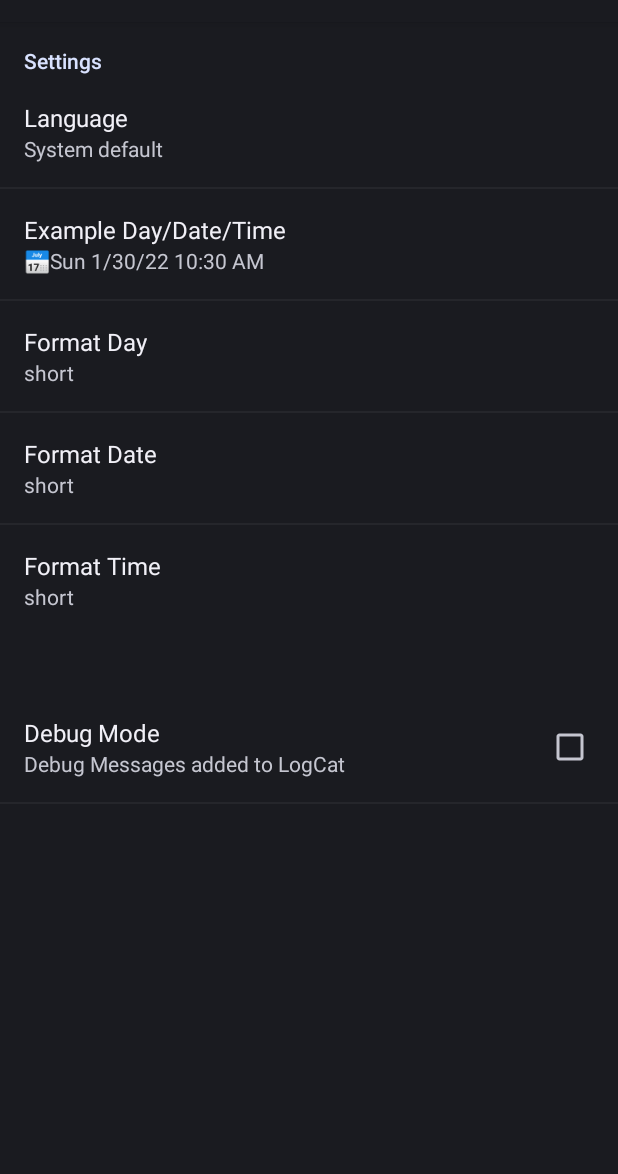
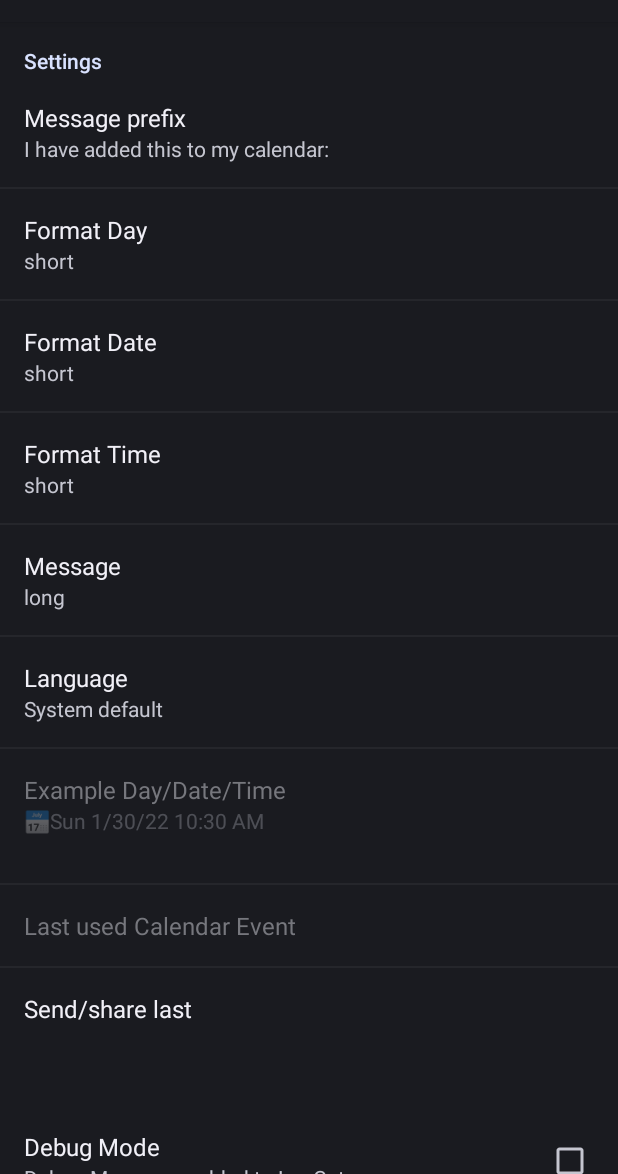
Before and after one commit to k3b/calef, an Android app: the screen it shows after launch (SettingsActivity), on a phone screen of 412 x 824 dp, the part 62-1236 px from its top. Run offline under Robolectric (Android 15) with nearby library versions, the phone set to English and light mode, and no system bars; libraries missing offline, so code that uses them is left out: net.fortuna.ical4j, org.slf4j; 7 statements that could not run were skipped.

Commit message:
Added Message Prefix

```diff
--- a/app/src/main/java/de/k3b/android/calef/CalefActivity.java
+++ b/app/src/main/java/de/k3b/android/calef/CalefActivity.java
@@ -19,6 +19,7 @@
 
 package de.k3b.android.calef;
 
+import android.app.Activity;
 import android.content.Intent;
 import android.net.Uri;
 import android.os.Bundle;
@@ -58,11 +59,36 @@ public class CalefActivity extends LocalizedActivity {
         }
     }
 
+    public static void sendResult(Activity context, Calendar calendar) {
+        CalendarFormatter formatter = SettingsImpl.init(context);
+        String textLang = formatter.toString(calendar);
+
+        if (Global.debugEnabled) {
+            logger.info("Result {}", textLang);
+        }
+
+        Intent startIntent = new Intent(Intent.ACTION_SEND);
+        startIntent.setType("text/plain");
+
+        // email subject only first line
+        String textKurz = textLang.split("\n\r")[0];
+        startIntent.putExtra(Intent.EXTRA_SUBJECT, textKurz);
+        startIntent.putExtra(Intent.EXTRA_TEXT, textLang);
+        startIntent.setFlags(Intent.FLAG_GRANT_READ_URI_PERMISSION);
+
+        context.startActivityForResult(Intent.createChooser(startIntent, context.getString(R.string.share_using)), REQUEST_ID_SHARE_RESULT);
+    }
+
+    public static void toast(Activity context, String message) {
+        Toast.makeText(context,
+                context.getString(R.string.send_result_toast_message, message),
+                Toast.LENGTH_LONG).show();
+    }
+
     @Override
     protected void onCreate(@Nullable Bundle savedInstanceState) {
         LocalizedActivity.fixLocale(this);    // Support to change locale at runtime
         super.onCreate(savedInstanceState);
-        CalendarFormatter formatter = SettingsImpl.init(this);
         Intent intentIn = getIntent();
         if (intentIn != null) {
             Uri uri = intentIn.getParcelableExtra(Intent.EXTRA_STREAM); // used by send
@@ -80,25 +106,11 @@ public class CalefActivity extends LocalizedActivity {
                     in = getContentResolver().openInputStream(uri);
                     CalendarBuilder builder = new CalendarBuilder();
                     Calendar calendar = builder.build(in);
-                    String textLang = formatter.toString(calendar);
-
-                    if (Global.debugEnabled) {
-                        logger.info("Result {}", textLang);
-                    }
-
-                    Intent startIntent = new Intent(android.content.Intent.ACTION_SEND);
-                    startIntent.setType("text/plain");
-
-                    // email subject only first line
-                    String textKurz = textLang.split("\n\r")[0];
-                    startIntent.putExtra(android.content.Intent.EXTRA_SUBJECT, textKurz);
-                    startIntent.putExtra(android.content.Intent.EXTRA_TEXT, textLang);
-                    startIntent.setFlags(Intent.FLAG_GRANT_READ_URI_PERMISSION);
-
-                    startActivityForResult(Intent.createChooser(startIntent, getString(R.string.share_using)), REQUEST_ID_SHARE_RESULT);
+                    sendResult(this, calendar);
+                    SettingsImpl.putLast(this, calendar);
                 } catch (Exception ex) {
                     logger.warn("Error in onCreate-startActivityForResult " + uri, ex);
-                    toast(getString(R.string.error_cannot_convert_or_resend, uri, ex.getMessage()));
+                    toast(this, getString(R.string.error_cannot_convert_or_resend, uri, ex.getMessage()));
                     setResult(RESULT_CANCELED);
                     finish();
                 } finally {
@@ -121,15 +133,9 @@ public class CalefActivity extends LocalizedActivity {
             if (data != null) {
                 message += data.getData();
             }
-            toast(message);
+            toast(this, message);
             finish();
         }
 
     }
-
-    private void toast(String message) {
-        Toast.makeText(this,
-                getString(R.string.send_result_toast_message, message),
-                Toast.LENGTH_LONG).show();
-    }
 }
--- a/app/src/main/java/de/k3b/android/calef/SettingsActivity.java
+++ b/app/src/main/java/de/k3b/android/calef/SettingsActivity.java
@@ -20,6 +20,7 @@ package de.k3b.android.calef;
 
 import android.content.SharedPreferences;
 import android.os.Bundle;
+import android.preference.EditTextPreference;
 import android.preference.ListPreference;
 import android.preference.Preference;
 import android.preference.PreferenceActivity;
@@ -40,11 +41,22 @@ import de.k3b.calef.CalendarFormatter;
  */
 public class SettingsActivity extends PreferenceActivity {
     private SharedPreferences prefsInstance = null;
-    private ListPreference prefLocale;  // Support to change locale at runtime
-    private ListPreference prefDay;
-    private ListPreference prefDate;
-    private ListPreference prefTime;
+
+    // pref elements in display order
+    private ListPreference prefListLocale;  // Support to change locale at runtime
     private Preference prefExample;
+    private ListPreference prefListDay;
+    private ListPreference prefListDate;
+    private ListPreference prefListTime;
+
+    private ListPreference prefListMessage;
+    private EditTextPreference prefMessagePrefix;
+    private Preference prefLastExample;
+    private Preference prefMessageResend;
+
+    /*
+        prefMessageResend = <Preference android:key="mode_message_resend"
+    * */
 
     @Override
     protected void onCreate(final Bundle savedInstanceState) {
@@ -57,13 +69,32 @@ public class SettingsActivity extends PreferenceActivity {
         prefsInstance = PreferenceManager
                 .getDefaultSharedPreferences(this);
 
-        prefLocale = (ListPreference) findPreference(Global.PREF_KEY_USER_LOCALE);
-        prefDay = (ListPreference) findPreference(SettingsImpl.PREF_MODE_DAY);
-        prefDate = (ListPreference) findPreference(SettingsImpl.PREF_MODE_DATE);
-        prefTime = (ListPreference) findPreference(SettingsImpl.PREF_MODE_TIME);
+        prefListLocale = (ListPreference) findPreference(Global.PREF_KEY_USER_LOCALE);
+        prefListDay = (ListPreference) findPreference(SettingsImpl.PREF_MODE_DAY);
+        prefListDate = (ListPreference) findPreference(SettingsImpl.PREF_MODE_DATE);
+        prefListTime = (ListPreference) findPreference(SettingsImpl.PREF_MODE_TIME);
+        prefListMessage = (ListPreference) findPreference(SettingsImpl.PREF_MODE_MESSAGE);
+
         prefExample = findPreference("mode_example");
+        prefLastExample = findPreference("mode_last_example");
+        prefMessagePrefix = (EditTextPreference) findPreference("mode_message_prefix");
 
-        prefLocale.setOnPreferenceChangeListener(new Preference.OnPreferenceChangeListener() {
+        prefMessageResend = findPreference("mode_message_resend");
+        prefMessageResend.setOnPreferenceClickListener(new Preference.OnPreferenceClickListener() {
+            @Override
+            public boolean onPreferenceClick(Preference preference) {
+                try {
+                    CalefActivity.sendResult(SettingsActivity.this, SettingsImpl.getLast(SettingsActivity.this));
+                } catch (Exception ex) {
+                    CalefActivity.toast(SettingsActivity.this, getString(R.string.error_cannot_convert_or_resend, "", ex.getMessage()));
+
+                }
+                return false;
+            }
+        });
+
+
+        prefListLocale.setOnPreferenceChangeListener(new Preference.OnPreferenceChangeListener() {
             @Override
             public boolean onPreferenceChange(Preference preference, Object newValue) {
                 setLanguage((String) newValue);
@@ -78,47 +109,75 @@ public class SettingsActivity extends PreferenceActivity {
                 if (Global.debugEnabled) {
                     Log.i(Global.LOG_CONTEXT, "Update from " + preference.getTitle());
                 }
-                updateSummary((ListPreference) preference, (String) newValue);
+                updateSummary(preference, (String) newValue);
                 return true; // change is allowed
             }
         };
 
-        prefDay.setOnPreferenceChangeListener(onPreferenceChangeListener);
-        prefDate.setOnPreferenceChangeListener(onPreferenceChangeListener);
-        prefTime.setOnPreferenceChangeListener(onPreferenceChangeListener);
+        prefListDay.setOnPreferenceChangeListener(onPreferenceChangeListener);
+        prefListDate.setOnPreferenceChangeListener(onPreferenceChangeListener);
+        prefListTime.setOnPreferenceChangeListener(onPreferenceChangeListener);
+        prefListMessage.setOnPreferenceChangeListener(onPreferenceChangeListener);
+        prefMessagePrefix.setOnPreferenceChangeListener(new Preference.OnPreferenceChangeListener() {
+            @Override
+            public boolean onPreferenceChange(Preference preference, Object newValue) {
+                prefMessagePrefix.setText((String) newValue);
+                SettingsImpl.setMessagePrefix(SettingsActivity.this, prefsInstance, (String) newValue);
+                showValues();
+                return false; // value is already set
+            }
+        });
         showValues();
     }
 
     private void showValues() {
-        setLanguage(prefLocale.getValue());
-        setPrefSummary(prefDay);
-        setPrefSummary(prefDate);
-        setPrefSummary(prefTime);
+        setLanguage(prefListLocale.getValue());
+        setPrefSummary(prefListDay);
+        setPrefSummary(prefListDate);
+        setPrefSummary(prefListTime);
+        setPrefSummary(prefListMessage);
+        prefMessagePrefix.setSummary(SettingsImpl.getMessagePrefix(this, prefsInstance));
+
         updateSummary(null, null);
     }
 
     // This is used to show the status of some preference in the description
-    private void updateSummary(ListPreference preference, String newValue) {
+    private void updateSummary(Preference preference, String newValue) {
         // setLanguage(languageKey);
-        if (preference != null) {
-            preference.setValue(newValue);
-            setPrefSummary(preference, newValue);
+        if (preference instanceof ListPreference) {
+            ListPreference listPreference = (ListPreference) preference;
+            listPreference.setValue(newValue);
+            setPrefSummary(listPreference, newValue);
         }
+        if (preference instanceof EditTextPreference) {
+            EditTextPreference editTextPreference = (EditTextPreference) preference;
+            editTextPreference.setSummary(newValue);
+        }
+
+        int messageMode = getInt(prefListMessage, CalendarFormatter.STYLE.LONG);
+        boolean addDetails = messageMode == CalendarFormatter.STYLE.FULL || messageMode == CalendarFormatter.STYLE.LONG;
+        boolean showMessagePrefix = messageMode == CalendarFormatter.STYLE.FULL || messageMode == CalendarFormatter.STYLE.MEDIUM;
+        String messagePrefix = showMessagePrefix ? SettingsImpl.getMessagePrefix(this, this.prefsInstance) : null;
 
         CalendarFormatter formatter = new CalendarFormatter(
                 Locale.getDefault(),
-                getInt(prefDay, CalendarFormatter.STYLE.SHORT),
-                getInt(prefDate, CalendarFormatter.STYLE.SHORT),
-                getInt(prefTime, CalendarFormatter.STYLE.SHORT));
+                getInt(prefListDay, CalendarFormatter.STYLE.SHORT),
+                getInt(prefListDate, CalendarFormatter.STYLE.SHORT),
+                getInt(prefListTime, CalendarFormatter.STYLE.SHORT),
+                messagePrefix, addDetails);
+
+        prefExample.setSummary(formatter.add(new StringBuilder(), new Date(), null, null));
+
+        prefLastExample.setSummary(formatter.toString(SettingsImpl.getLast(this)));
+
         if (Global.debugEnabled) {
             Log.i(Global.LOG_CONTEXT, "updateSummary " + Locale.getDefault() +
-                    ", " + getInt(prefDay, CalendarFormatter.STYLE.SHORT) +
-                    ", " + getInt(prefDate, CalendarFormatter.STYLE.SHORT) +
-                    ", " + getInt(prefTime, CalendarFormatter.STYLE.SHORT) +
+                    ", day=" + getInt(prefListDay, CalendarFormatter.STYLE.SHORT) +
+                    ", date=" + getInt(prefListDate, CalendarFormatter.STYLE.SHORT) +
+                    ", time=" + getInt(prefListTime, CalendarFormatter.STYLE.SHORT) +
+                    ", message=" + messageMode +
                     "");
         }
-
-        prefExample.setSummary(formatter.add(new StringBuilder(), new Date(), null, null));
     }
 
     private int getInt(ListPreference prefDay, int defaultValue) {
@@ -134,7 +193,7 @@ public class SettingsActivity extends PreferenceActivity {
 
     // #6: Support to change locale at runtime
     private void setLanguage(String languageKey) {
-        setPrefSummary(prefLocale, languageKey);
+        setPrefSummary(prefListLocale, languageKey);
     }
 
     private void setPrefSummary(ListPreference listPreference) {
--- a/app/src/main/java/de/k3b/android/calef/SettingsImpl.java
+++ b/app/src/main/java/de/k3b/android/calef/SettingsImpl.java
@@ -23,6 +23,11 @@ import android.content.SharedPreferences;
 import android.preference.PreferenceManager;
 import android.util.Log;
 
+import net.fortuna.ical4j.data.CalendarBuilder;
+import net.fortuna.ical4j.model.Calendar;
+
+import java.io.InputStream;
+import java.io.PrintStream;
 import java.util.Locale;
 
 import de.k3b.android.Global;
@@ -35,6 +40,10 @@ public class SettingsImpl {
     public static final String PREF_MODE_DAY = "mode_day";
     public static final String PREF_MODE_DATE = "mode_date";
     public static final String PREF_MODE_TIME = "mode_time";
+
+    public static final String PREF_MODE_MESSAGE = "mode_message";
+    public static final String PREF_MESSAGE_PREFIX = "mode_message_prefix";
+    private static final String LAST_CALFILE_NAME = "example.ics";
 
     private SettingsImpl() {
     }
@@ -50,11 +59,18 @@ public class SettingsImpl {
                 "isDebugEnabled", Global.debugEnabled);
         CalendarFormatter.debugEnabled = Global.debugEnabled;
 
+        int messageMode = getPrefValue(prefs, SettingsImpl.PREF_MODE_MESSAGE, CalendarFormatter.STYLE.LONG);
+        boolean addDetails = messageMode == CalendarFormatter.STYLE.FULL || messageMode == CalendarFormatter.STYLE.LONG;
+        String messagePrefix = null;
+        if (messageMode == CalendarFormatter.STYLE.FULL || messageMode == CalendarFormatter.STYLE.MEDIUM) {
+            messagePrefix = SettingsImpl.getMessagePrefix(context, prefs);
+        }
+
         CalendarFormatter formatter = new CalendarFormatter(
                 Locale.getDefault(),
                 getPrefValue(prefs, SettingsImpl.PREF_MODE_DAY, CalendarFormatter.STYLE.MEDIUM),
                 getPrefValue(prefs, SettingsImpl.PREF_MODE_DATE, CalendarFormatter.STYLE.SHORT),
-                getPrefValue(prefs, SettingsImpl.PREF_MODE_TIME, CalendarFormatter.STYLE.SHORT));
+                getPrefValue(prefs, SettingsImpl.PREF_MODE_TIME, CalendarFormatter.STYLE.SHORT), messagePrefix, addDetails);
 
         return formatter;
     }
@@ -109,4 +125,52 @@ public class SettingsImpl {
         return result;
     }
 
+    public static Calendar getLast(Context context) {
+        try (InputStream in = context.openFileInput(LAST_CALFILE_NAME)) {
+            return new CalendarBuilder().build(in);
+        } catch (Throwable ignore) {
+            try (InputStream in = context.getAssets().open(LAST_CALFILE_NAME)) {
+                return new CalendarBuilder().build(in);
+            } catch (Throwable ignore2) {
+            }
+        }
+        return null;
+    }
+
+    public static void putLast(Context context, Calendar cal) {
+        context.deleteFile(LAST_CALFILE_NAME);
+        if (cal != null) {
+            try (PrintStream out = new PrintStream(context.openFileOutput(LAST_CALFILE_NAME, Context.MODE_PRIVATE))) {
+                out.println(cal.toString());
+            } catch (Throwable ignore) {
+            }
+        }
+    }
+
+    public static String getMessagePrefix(Context context, final SharedPreferences prefs) {
+        String result = getPrefValue(prefs, PREF_MESSAGE_PREFIX, null);
+        if (result == null) {
+            result = getDefaultPrefix(context);
+        }
+        return result;
+    }
+
+    public static String setMessagePrefix(Context context, final SharedPreferences prefs, String value) {
+        if (value != null && getDefaultPrefix(context).compareToIgnoreCase(value) == 0) {
+            value = null;
+        }
+
+        if (value == null || value.isEmpty()) {
+            prefs.edit().remove(PREF_MESSAGE_PREFIX).apply();
+            value = null;
+        } else {
+            prefs.edit().putString(PREF_MESSAGE_PREFIX, value).apply();
+        }
+        return value;
+    }
+
+    private static String getDefaultPrefix(Context context) {
+        return context.getString(R.string.settings_message_prefix_default);
+    }
+
 }
--- a/app/src/main/java/de/k3b/calef/CalendarFormatter.java
+++ b/app/src/main/java/de/k3b/calef/CalendarFormatter.java
@@ -56,8 +56,21 @@ public class CalendarFormatter {
      * SimpleDateFormat that is used if hh:mm is not 00:00
      */
     private final DateFormat formatDateTime;
+    /**
+     * SimpleDateFormat that is used if hh:mm is 00:00
+     */
+    private final DateFormat formatDateWithoutTime;
+
+    private final String messagePrefix;
+    private final boolean addDetails;
+
     private static final Pattern quotedPritable = Pattern.compile(".*=[0-9a-fA-F]{2}.*");
     private static final QuotedPrintableCodec decoder = new QuotedPrintableCodec();
+
+    /**
+     * used for debugging to differentiate which CalendarFormatter instance is used
+     */
+    private int debugId = nextDebugId++;
 
     static {
         // prevent online download of timezones to translate events from utc to local time
@@ -71,28 +84,24 @@ public class CalendarFormatter {
         setHintEnabled(KEY_NOTES_COMPATIBILITY, true);
     }
 
-    /**
-     * SimpleDateFormat that is used if hh:mm is 00:00
-     */
-    private final DateFormat formatDateWithoutTime;
-    /**
-     * used for debugging to differentiate which CalendarFormatter instance is used
-     */
-    private int debugId = nextDebugId++;
-
     public CalendarFormatter() {
-        this(Locale.getDefault(), STYLE.MEDIUM, STYLE.SHORT, STYLE.SHORT);
+        this(Locale.getDefault(), STYLE.MEDIUM, STYLE.SHORT, STYLE.SHORT, null, true);
     }
 
-    public CalendarFormatter(Locale loc, int dayStyle, int dateStyle, int timeStyle) {
+    public CalendarFormatter(Locale loc, int dayStyle, int dateStyle, int timeStyle,
+                             String messagePrefix, boolean addDetails) {
         this(getDateFormat(nextDebugId + 1, loc, dayStyle, dateStyle, timeStyle),
-                getDateFormat(nextDebugId + 1, loc, dayStyle, dateStyle, STYLE.OFF));
+                getDateFormat(nextDebugId + 1, loc, dayStyle, dateStyle, STYLE.OFF),
+                messagePrefix, addDetails);
     }
 
-    public CalendarFormatter(DateFormat formatDateTime, DateFormat formatDateWithoutTime) {
+    public CalendarFormatter(DateFormat formatDateTime, DateFormat formatDateWithoutTime,
+                             String messagePrefix, boolean addDetails) {
         this.debugId++;
         this.formatDateTime = formatDateTime;
         this.formatDateWithoutTime = formatDateWithoutTime;
+        this.messagePrefix = messagePrefix;
+        this.addDetails = addDetails;
     }
 
     @SuppressWarnings("ConstantConditions")
@@ -158,6 +167,9 @@ public class CalendarFormatter {
     }
 
     public StringBuilder add(StringBuilder result, Date dateTime, String summary, String description) {
+        if (messagePrefix != null) {
+            result.append(messagePrefix).append("\n");
+        }
         if (dateTime != null) {
             result.append(getFormat(dateTime)).append(" ");
         }
@@ -165,12 +177,13 @@ public class CalendarFormatter {
             result.append(summary);
         }
 
-        if (description != null) {
+        if (addDetails && description != null) {
             result.append("\n").append(description);
         }
         if (debugEnabled) {
             LOGGER.info("add#{} => {}", debugId, result);
         }
+        result.append("\n");
         return result;
     }
 
--- a/app/src/main/res/values/arrays.xml
+++ b/app/src/main/res/values/arrays.xml
@@ -93,4 +93,16 @@ this program. If not, see <http://www.gnu.org/licenses/>
         <item>3</item>
         <item>1</item>
     </string-array>
+    <string-array name="pref_mode_names_message" translatable="false">
+        <item>@string/settings_mode_short</item>
+        <item>@string/settings_mode_medium</item>
+        <item>@string/settings_mode_long</item>
+        <item>@string/settings_mode_full</item>
+    </string-array>
+    <string-array name="pref_mode_values_message" translatable="false">
+        <item>3</item>
+        <item>2</item>
+        <item>1</item>
+        <item>0</item>
+    </string-array>
 </resources>
--- a/app/src/main/res/xml/preferences.xml
+++ b/app/src/main/res/xml/preferences.xml
@@ -20,65 +20,100 @@ this program. If not, see <http://www.gnu.org/licenses/>
 <PreferenceScreen xmlns:android="http://schemas.android.com/apk/res/android"
     android:icon="@drawable/calef"
     android:key="preferences">
+    <!--
+        Language [English US 🇺🇸__]v
+        Example  📅Do. 28.10.21 18:40
+
+        Day     [short__________]v
+        Date    [short__________]v
+        Time    [short__________]v
+
+        Message [full___________]v
+
+        Message prefix
+          I have added this to my calendar:
+
+        Last used Calendar Event
+          I have added this to my calendar:
+          📅Fr. 24.12.21 18:40
+          Meeting with Santa
+
+        Send/share last
+
+        [X] DebugEnabled
+
+     -->
+
     <PreferenceCategory
         android:key="first_category"
         android:title="@string/pref_settings_title">
 
-        <!--
-            example 📅Do. 28.10.21 18:40
-
-            locale  [English US 🇺🇸__]v
-            day     [short__________]v
-            date    [medium_________]v
-            time    [medium_________]v
-
-            [X] DebugEnabled
-
-         -->
+        <EditTextPreference
+            android:key="mode_message_prefix"
+            android:summary="@string/settings_message_prefix_default"
+            android:title="@string/settings_message_prefix_title" />
 
         <ListPreference
+            android:key="mode_day"
+            android:defaultValue="3"
+            android:entries="@array/pref_mode_names_day"
+            android:entryValues="@array/pref_mode_values_day"
+            android:negativeButtonText="@null"
+            android:positiveButtonText="@null"
+            android:title="@string/settings_mode_day_title" />
+
+        <!-- Support to change locale at runtime -->
+        <ListPreference
+            android:key="mode_date"
+            android:defaultValue="3"
+            android:entries="@array/pref_mode_names_day"
+            android:entryValues="@array/pref_mode_values_day"
+            android:negativeButtonText="@null"
+            android:positiveButtonText="@null"
+            android:title="@string/settings_mode_date_title" />
+
+        <ListPreference
+            android:key="mode_time"
+            android:defaultValue="3"
+            android:entries="@array/pref_mode_names"
+            android:entryValues="@array/pref_mode_values"
+            android:negativeButtonText="@null"
+            android:positiveButtonText="@null"
+            android:title="@string/settings_mode_time_title" />
+
+        <ListPreference
+            android:defaultValue="1"
+            android:entries="@array/pref_mode_names_message"
+            android:entryValues="@array/pref_mode_values_message"
+            android:key="mode_message"
+            android:negativeButtonText="@null"
+            android:positiveButtonText="@null"
+            android:title="@string/settings_mode_message_title" />
+
+        <ListPreference
+            android:key="user_locale"
             android:defaultValue=""
             android:entries="@array/pref_locale_names"
             android:entryValues="@array/pref_locale_values"
-            android:key="user_locale"
             android:negativeButtonText="@null"
             android:positiveButtonText="@null"
             android:title="@string/settings_locale_title" />
 
         <Preference
+            android:enabled="false"
             android:key="mode_example"
             android:title="@string/settings_mode_example_title" />
+        <Preference
+            android:enabled="false"
+            android:key="mode_last_example"
+            android:title="@string/settings_message_last_used" />
 
-        <!-- Support to change locale at runtime -->
-        <ListPreference
-            android:defaultValue="3"
-            android:entries="@array/pref_mode_names_day"
-            android:entryValues="@array/pref_mode_values_day"
-            android:key="mode_day"
-            android:negativeButtonText="@null"
-            android:positiveButtonText="@null"
-            android:title="@string/settings_mode_day_title" />
-
-        <ListPreference
-            android:defaultValue="3"
-            android:entries="@array/pref_mode_names_day"
-            android:entryValues="@array/pref_mode_values_day"
-            android:key="mode_date"
-            android:negativeButtonText="@null"
-            android:positiveButtonText="@null"
-            android:title="@string/settings_mode_date_title" />
-
-        <ListPreference
-            android:defaultValue="3"
-            android:entries="@array/pref_mode_names"
-            android:entryValues="@array/pref_mode_values"
-            android:key="mode_time"
-            android:negativeButtonText="@null"
-            android:positiveButtonText="@null"
-            android:title="@string/settings_mode_time_title" />
+        <Preference
+            android:key="mode_message_resend"
+            android:title="@string/settings_command_send_last" />
 
     </PreferenceCategory>
-    <PreferenceCategory android:key="second_category">
+    <PreferenceCategory android:key="third_category">
         <CheckBoxPreference
             android:defaultValue="false"
             android:key="isDebugEnabled"
```
Also changed, not shown: 2 other files.
